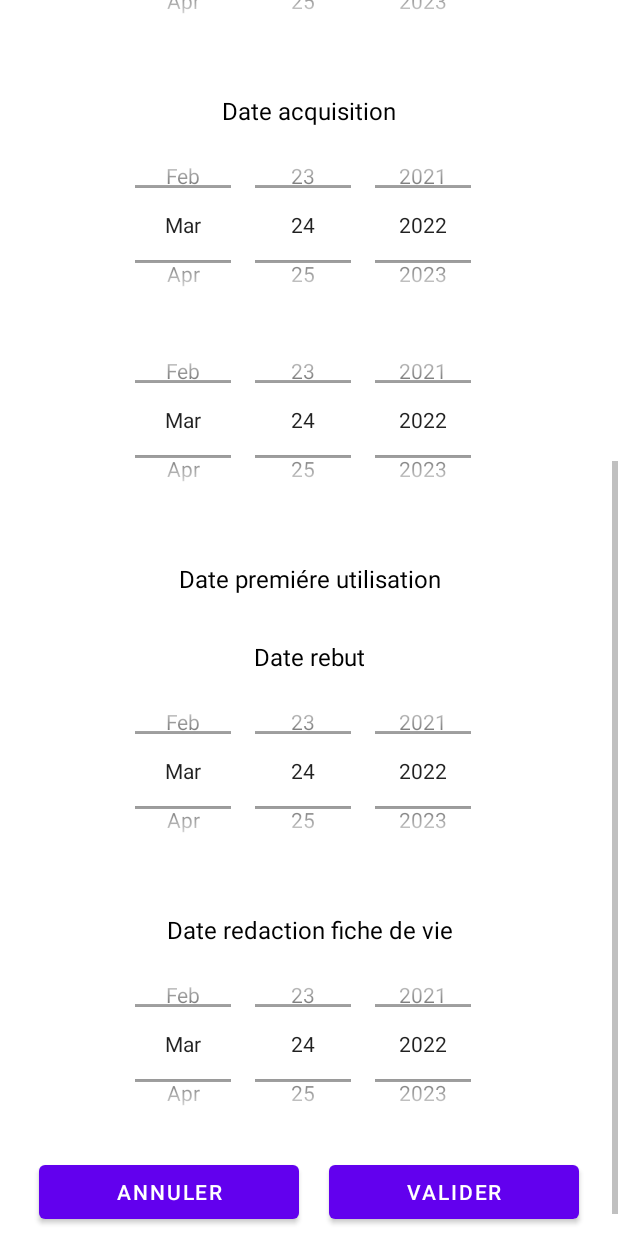
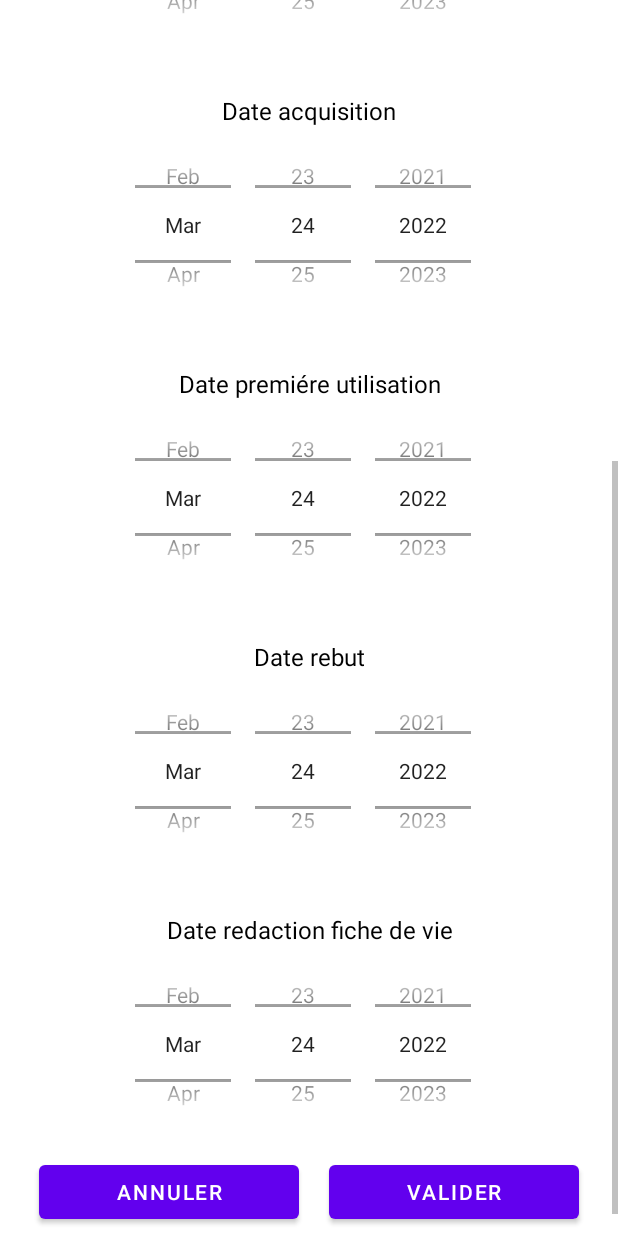
Before and after one commit to SIO2LAA/Speleo-EPI, an Android app: the FDV_Creer screen opened directly, with no data from a screen before it, scrolled down 505 dp, on a phone screen of 412 x 824 dp. Run offline under Robolectric (Android 15) with nearby library versions, the phone set to English and light mode, and no system bars.

Commit message:
fiche de vie

```diff
--- a/app/src/main/res/layout/activity_fdv_creer.xml
+++ b/app/src/main/res/layout/activity_fdv_creer.xml
@@ -36,48 +36,48 @@
                 android:layout_width="match_parent"
                 android:layout_height="wrap_content"
                 android:ems="10"
-                android:inputType="textPersonName"
-                android:text="Modele" />
+                android:hint="Modele"
+                android:inputType="textPersonName" />
 
             <EditText
                 android:id="@+id/editTextTextPersonName2"
                 android:layout_width="match_parent"
                 android:layout_height="wrap_content"
                 android:ems="10"
-                android:inputType="textPersonName"
-                android:text="Signe distinctif" />
+                android:hint="Signe distinctif"
+                android:inputType="textPersonName" />
 
             <EditText
                 android:id="@+id/editTextTextPersonName3"
                 android:layout_width="match_parent"
                 android:layout_height="wrap_content"
                 android:ems="10"
-                android:inputType="textPersonName"
-                android:text="Marquage" />
+                android:hint="Marquage"
+                android:inputType="textPersonName" />
 
             <EditText
                 android:id="@+id/editTextTextPersonName4"
                 android:layout_width="match_parent"
                 android:layout_height="wrap_content"
                 android:ems="10"
-                android:inputType="textPersonName"
-                android:text="Emplacement marquage" />
+                android:hint="Emplacement marquage"
+                android:inputType="textPersonName" />
 
             <EditText
                 android:id="@+id/editTextTextPersonName6"
                 android:layout_width="match_parent"
                 android:layout_height="wrap_content"
                 android:ems="10"
-                android:inputType="textPersonName"
-                android:text="Numero de serie" />
+                android:hint="Numero de serie"
+                android:inputType="textPersonName" />
 
             <EditText
                 android:id="@+id/editTextTextPersonName8"
                 android:layout_width="match_parent"
                 android:layout_height="wrap_content"
                 android:ems="10"
-                android:inputType="textPersonName"
-                android:text="Nom redacteur" />
+                android:hint="Nom redacteur"
+                android:inputType="textPersonName" />
 
         </LinearLayout>
 
@@ -139,6 +139,16 @@
             android:layout_height="match_parent"
             android:orientation="vertical">
 
+            <TextView
+                android:id="@+id/textView6"
+                android:layout_width="match_parent"
+                android:layout_height="wrap_content"
+                android:layout_marginTop="30dp"
+                android:text="Date premiére utilisation"
+                android:textAlignment="center"
+                android:textColor="@color/black"
+                android:textSize="16sp" />
+
             <DatePicker
                 android:id="@+id/fdv_datepicker4"
                 android:layout_width="match_parent"
@@ -148,16 +158,6 @@
                 android:datePickerMode="spinner"
                 android:maxDate="2022"
                 android:spinnersShown="true" />
-
-            <TextView
-                android:id="@+id/textView6"
-                android:layout_width="match_parent"
-                android:layout_height="wrap_content"
-                android:layout_marginTop="30dp"
-                android:text="Date premiére utilisation"
-                android:textAlignment="center"
-                android:textColor="@color/black"
-                android:textSize="16sp" />
 
         </LinearLayout>
 
--- a/app/src/main/res/layout/activity_gestion_materiel.xml
+++ b/app/src/main/res/layout/activity_gestion_materiel.xml
@@ -4,7 +4,7 @@
     xmlns:tools="http://schemas.android.com/tools"
     android:layout_width="match_parent"
     android:layout_height="match_parent"
-    android:background="@drawable/fond_vert"
+    android:background="@drawable/fond_rectangle"
     android:orientation="vertical">
 
     <TextView
```
Also changed, not shown: app/src/main/java/fr/sio/app_epi2/InfoMateriel.java (+24 -0 lines).
